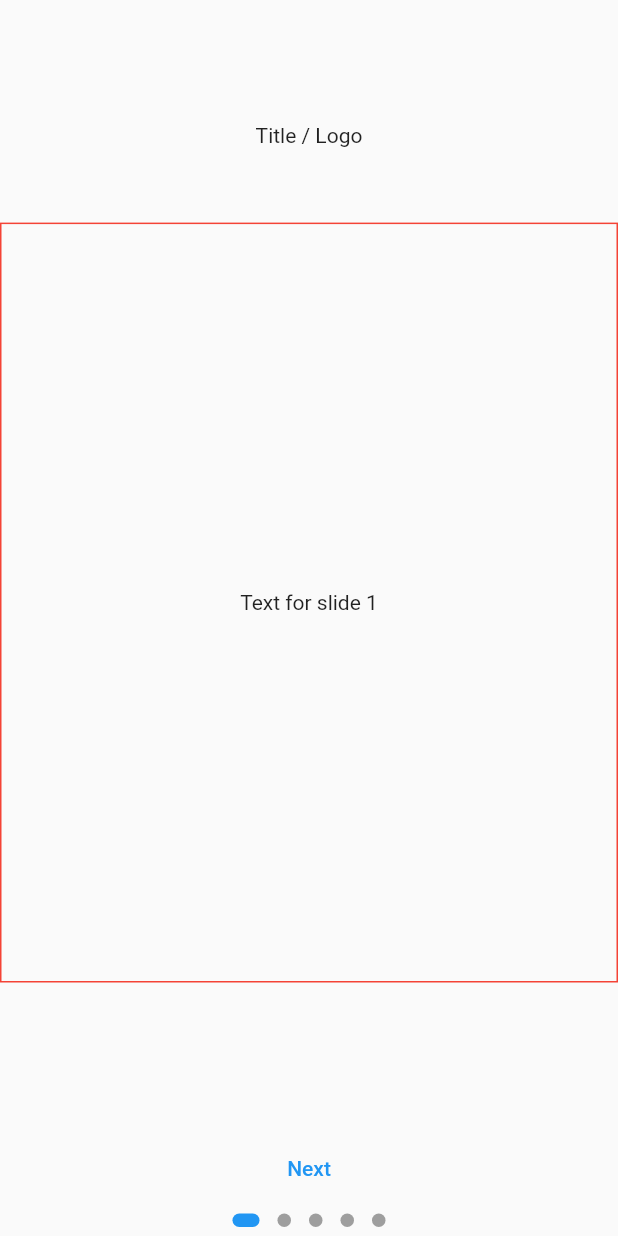
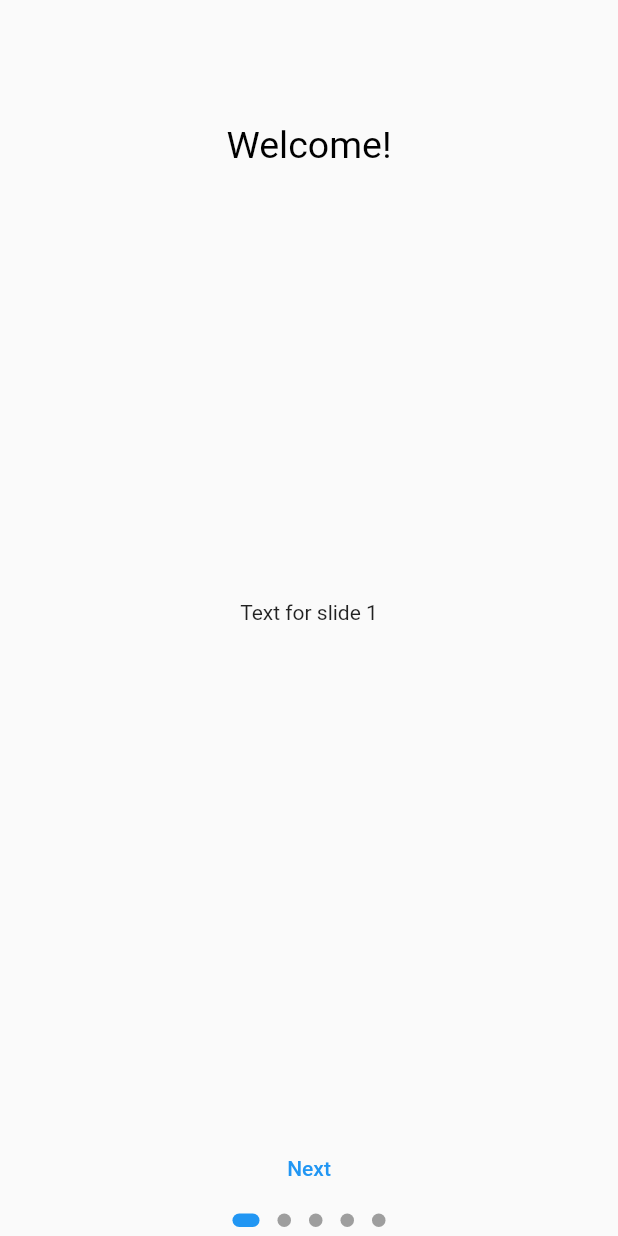
Before and after one commit to blakewood84/flutter-intro-slider, a Flutter app: the screen it shows after launch, on a phone screen of 412 x 824 dp. Run offline on Flutter 3.47's test engine with Material 2 defaults, Android fonts, the phone set to English and light mode, and no system bars; drawn by our look-alikes of dots_indicator.

Commit message:
code cleanup

```diff
--- a/lib/main.dart
+++ b/lib/main.dart
@@ -42,16 +42,16 @@ class MyHomePage extends StatelessWidget {
             child: SizedBox.shrink(),
           ),
           SizedBox(height: size.height * .1),
-          const Text('Title / Logo'),
+          const Text(
+            'Welcome!',
+            style: TextStyle(
+              fontSize: 25,
+              color: Colors.black,
+            ),
+          ),
           const SizedBox(height: 50),
           Expanded(
-            child: Container(
-              decoration: BoxDecoration(
-                border: Border.all(
-                  width: 1,
-                  color: Colors.red,
-                ),
-              ),
+            child: SizedBox(
               width: double.infinity,
               child: PageView(
                 controller: _pageController,
@@ -91,7 +91,6 @@ class MyHomePage extends StatelessWidget {
           const SizedBox(height: 100),
           TextButton(
             onPressed: () {
-
               devtools.log('page: ${_pageController.page}');
 
               // Don't jump past the last page
```
